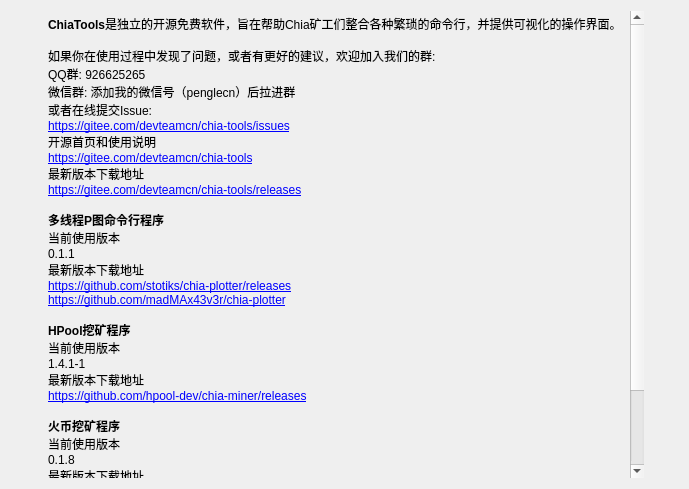
First picture: the form in ui/AboutWidget.ui, repository penglecn/ChiaTools, before the edit.
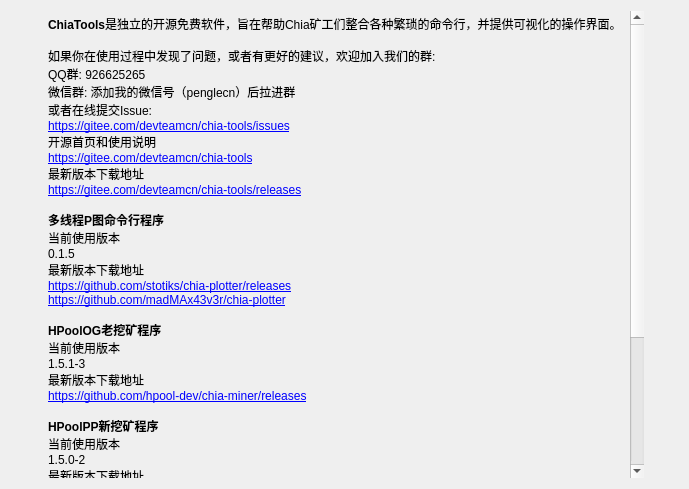
Second picture: the form after the edit.

Commit message: 更新多线程P图程序到0.1.5

```diff
--- a/ui/AboutWidget.ui
+++ b/ui/AboutWidget.ui
@@ -75,17 +75,23 @@
 &lt;p style=&quot;-qt-paragraph-type:empty; margin-top:0px; margin-bottom:0px; margin-left:0px; margin-right:0px; -qt-block-indent:0; text-indent:0px;&quot;&gt;&lt;br /&gt;&lt;/p&gt;
 &lt;p style=&quot; margin-top:0px; margin-bottom:0px; margin-left:0px; margin-right:0px; -qt-block-indent:0; text-indent:0px;&quot;&gt;&lt;span style=&quot; font-weight:600;&quot;&gt;多线程P图命令行程序&lt;/span&gt;&lt;/p&gt;
 &lt;p style=&quot; margin-top:0px; margin-bottom:0px; margin-left:0px; margin-right:0px; -qt-block-indent:0; text-indent:0px;&quot;&gt;当前使用版本&lt;/p&gt;
-&lt;p style=&quot; margin-top:0px; margin-bottom:0px; margin-left:0px; margin-right:0px; -qt-block-indent:0; text-indent:0px;&quot;&gt;0.1.1&lt;/p&gt;
+&lt;p style=&quot; margin-top:0px; margin-bottom:0px; margin-left:0px; margin-right:0px; -qt-block-indent:0; text-indent:0px;&quot;&gt;0.1.5&lt;/p&gt;
 &lt;p style=&quot; margin-top:0px; margin-bottom:0px; margin-left:0px; margin-right:0px; -qt-block-indent:0; text-indent:0px;&quot;&gt;最新版本下载地址&lt;/p&gt;
 &lt;p style=&quot; margin-top:0px; margin-bottom:0px; margin-left:0px; margin-right:0px; -qt-block-indent:0; text-indent:0px;&quot;&gt;&lt;a href=&quot;https://github.com/stotiks/chia-plotter/releases&quot;&gt;&lt;span style=&quot; text-decoration: underline; color:#0000ff;&quot;&gt;https://github.com/stotiks/chia-plotter/releases&lt;/span&gt;&lt;/a&gt;&lt;/p&gt;
 &lt;p style=&quot; margin-top:0px; margin-bottom:0px; margin-left:0px; margin-right:0px; -qt-block-indent:0; text-indent:0px;&quot;&gt;&lt;a href=&quot;https://github.com/stotiks/chia-plotter/releases&quot;&gt;&lt;span style=&quot; text-decoration: underline; color:#0000ff;&quot;&gt;https://github.com/madMAx43v3r/chia-plotter&lt;/span&gt;&lt;/a&gt;&lt;/p&gt;
 &lt;p style=&quot;-qt-paragraph-type:empty; margin-top:0px; margin-bottom:0px; margin-left:0px; margin-right:0px; -qt-block-indent:0; text-indent:0px;&quot;&gt;&lt;br /&gt;&lt;/p&gt;
-&lt;p style=&quot; margin-top:0px; margin-bottom:0px; margin-left:0px; margin-right:0px; -qt-block-indent:0; text-indent:0px;&quot;&gt;&lt;span style=&quot; font-weight:600;&quot;&gt;HPool挖矿程序&lt;/span&gt;&lt;/p&gt;
+&lt;p style=&quot; margin-top:0px; margin-bottom:0px; margin-left:0px; margin-right:0px; -qt-block-indent:0; text-indent:0px;&quot;&gt;&lt;span style=&quot; font-weight:600;&quot;&gt;HPoolOG老挖矿程序&lt;/span&gt;&lt;/p&gt;
 &lt;p style=&quot; margin-top:0px; margin-bottom:0px; margin-left:0px; margin-right:0px; -qt-block-indent:0; text-indent:0px;&quot;&gt;当前使用版本&lt;/p&gt;
-&lt;p style=&quot; margin-top:0px; margin-bottom:0px; margin-left:0px; margin-right:0px; -qt-block-indent:0; text-indent:0px;&quot;&gt;1.4.1-1&lt;/p&gt;
+&lt;p style=&quot; margin-top:0px; margin-bottom:0px; margin-left:0px; margin-right:0px; -qt-block-indent:0; text-indent:0px;&quot;&gt;1.5.1-3&lt;/p&gt;
 &lt;p style=&quot; margin-top:0px; margin-bottom:0px; margin-left:0px; margin-right:0px; -qt-block-indent:0; text-indent:0px;&quot;&gt;最新版本下载地址&lt;/p&gt;
 &lt;p style=&quot; margin-top:0px; margin-bottom:0px; margin-left:0px; margin-right:0px; -qt-block-indent:0; text-indent:0px;&quot;&gt;&lt;a href=&quot;https://github.com/hpool-dev/chia-miner/releases&quot;&gt;&lt;span style=&quot; text-decoration: underline; color:#0000ff;&quot;&gt;https://github.com/hpool-dev/chia-miner/releases&lt;/span&gt;&lt;/a&gt;&lt;/p&gt;
 &lt;p style=&quot;-qt-paragraph-type:empty; margin-top:0px; margin-bottom:0px; margin-left:0px; margin-right:0px; -qt-block-indent:0; text-indent:0px;&quot;&gt;&lt;br /&gt;&lt;/p&gt;
+&lt;p style=&quot; margin-top:0px; margin-bottom:0px; margin-left:0px; margin-right:0px; -qt-block-indent:0; text-indent:0px;&quot;&gt;&lt;span style=&quot; font-weight:600;&quot;&gt;HPoolPP新挖矿程序&lt;/span&gt;&lt;/p&gt;
+&lt;p style=&quot; margin-top:0px; margin-bottom:0px; margin-left:0px; margin-right:0px; -qt-block-indent:0; text-indent:0px;&quot;&gt;当前使用版本&lt;/p&gt;
+&lt;p style=&quot; margin-top:0px; margin-bottom:0px; margin-left:0px; margin-right:0px; -qt-block-indent:0; text-indent:0px;&quot;&gt;1.5.0-2&lt;/p&gt;
+&lt;p style=&quot; margin-top:0px; margin-bottom:0px; margin-left:0px; margin-right:0px; -qt-block-indent:0; text-indent:0px;&quot;&gt;最新版本下载地址&lt;/p&gt;
+&lt;p style=&quot; margin-top:0px; margin-bottom:0px; margin-left:0px; margin-right:0px; -qt-block-indent:0; text-indent:0px;&quot;&gt;&lt;a href=&quot;https://github.com/hpool-dev/chiapp-miner/releases&quot;&gt;&lt;span style=&quot; text-decoration: underline; color:#0000ff;&quot;&gt;https://github.com/hpool-dev/chiapp-miner/releases&lt;/span&gt;&lt;/a&gt;&lt;/p&gt;
+&lt;p style=&quot;-qt-paragraph-type:empty; margin-top:0px; margin-bottom:0px; margin-left:0px; margin-right:0px; -qt-block-indent:0; text-indent:0px;&quot;&gt;&lt;br /&gt;&lt;/p&gt;
 &lt;p style=&quot; margin-top:0px; margin-bottom:0px; margin-left:0px; margin-right:0px; -qt-block-indent:0; text-indent:0px;&quot;&gt;&lt;span style=&quot; font-weight:600;&quot;&gt;火币挖矿程序&lt;/span&gt;&lt;/p&gt;
 &lt;p style=&quot; margin-top:0px; margin-bottom:0px; margin-left:0px; margin-right:0px; -qt-block-indent:0; text-indent:0px;&quot;&gt;当前使用版本&lt;br /&gt;0.1.8&lt;/p&gt;
 &lt;p style=&quot; margin-top:0px; margin-bottom:0px; margin-left:0px; margin-right:0px; -qt-block-indent:0; text-indent:0px;&quot;&gt;最新版本下载地址&lt;/p&gt;
```
The commit also changes 2 other files.
